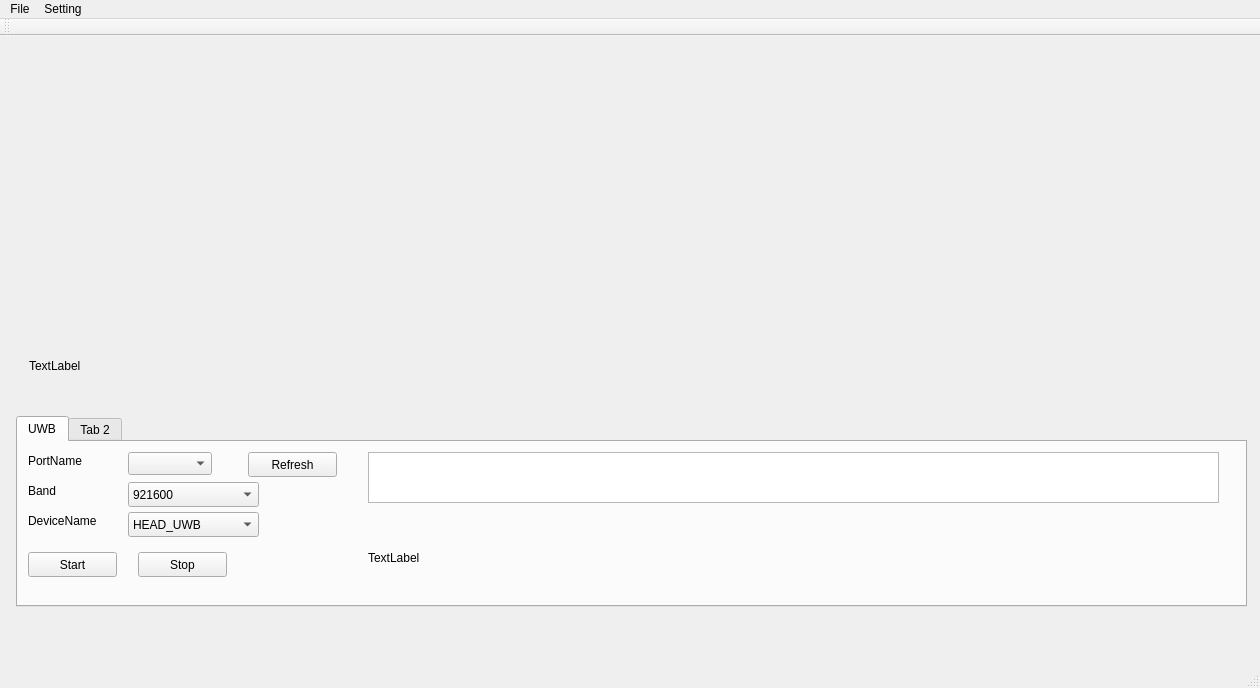
First picture: the form in mainwindow.ui, repository wystephen/DataCollector, before the edit.
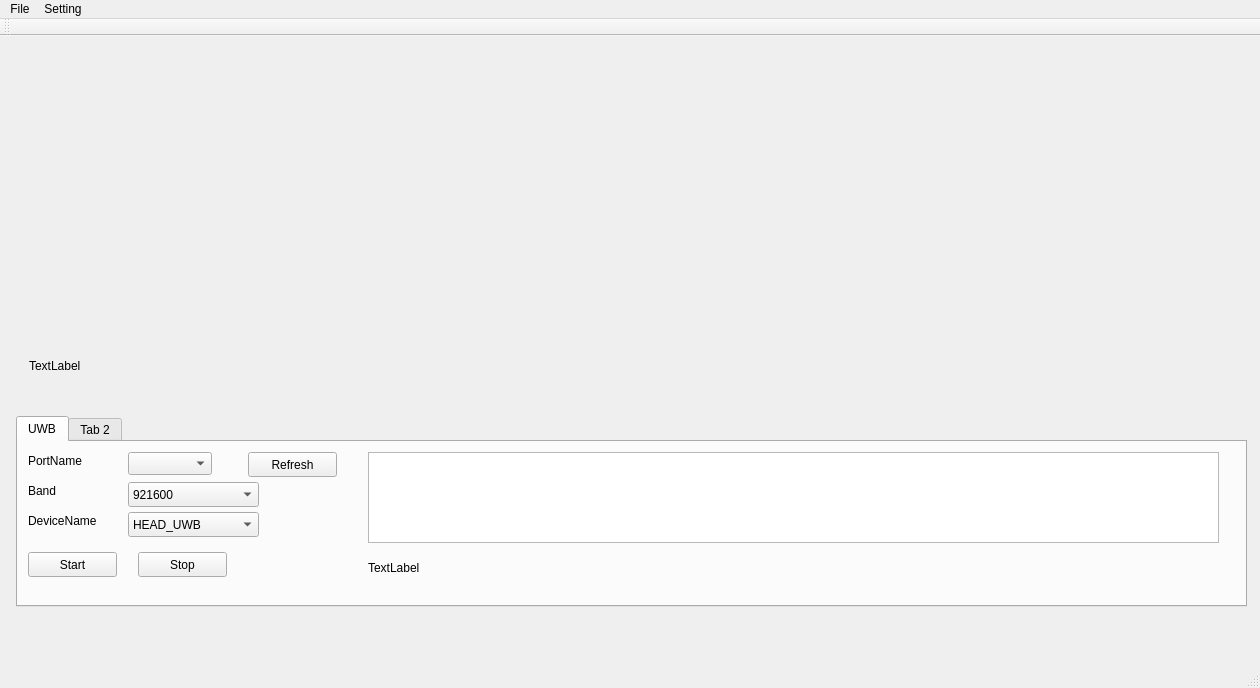
Second picture: the form after the edit.

Patch:
```diff
--- a/mainwindow.ui
+++ b/mainwindow.ui
@@ -196,7 +196,7 @@
         <x>350</x>
         <y>10</y>
         <width>851</width>
-        <height>51</height>
+        <height>91</height>
        </rect>
       </property>
      </widget>
@@ -217,7 +217,7 @@
       <property name="geometry">
        <rect>
         <x>350</x>
-        <y>70</y>
+        <y>80</y>
         <width>851</width>
         <height>91</height>
        </rect>
```
